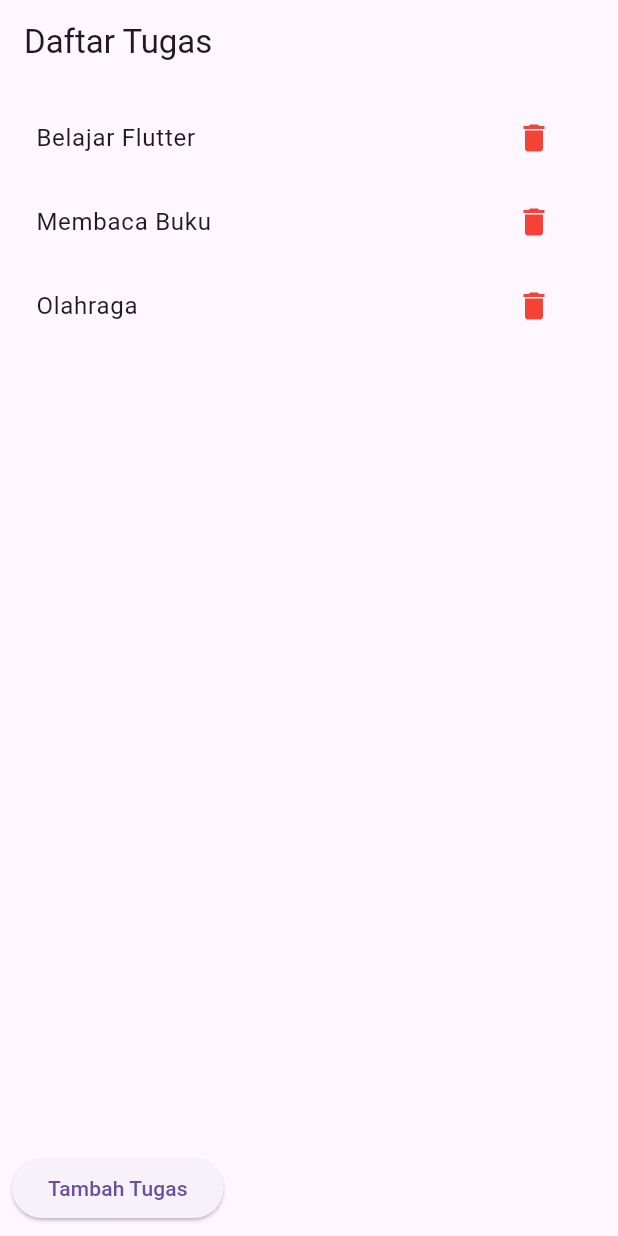
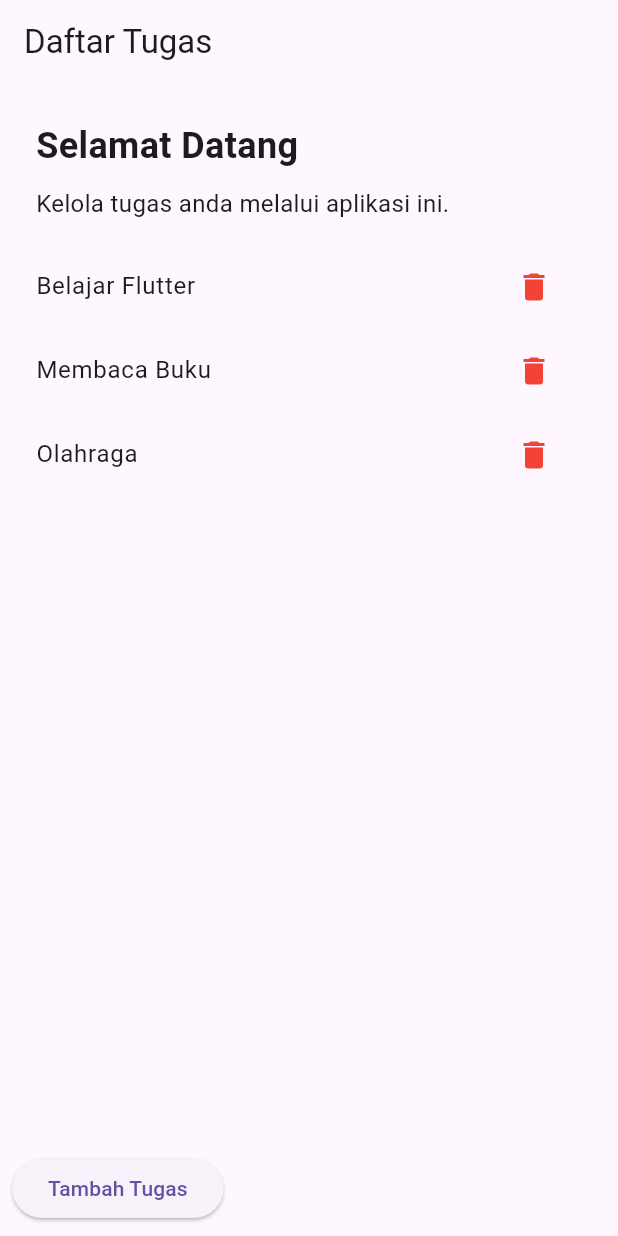
Before and after one commit to darishafizh/Flutter-Widget-App, a Flutter app: the screen it shows after launch, on a phone screen of 412 x 824 dp. Run offline on Flutter 3.47's test engine with Material 3 defaults, Android fonts, the phone set to English and light mode, and no system bars.

```diff
--- a/lib/home_screen.dart
+++ b/lib/home_screen.dart
@@ -1,5 +1,6 @@
 import 'package:flutter/material.dart';
 import 'add_task_screen.dart';
+import 'main.dart';
 
 class HomeScreen extends StatefulWidget {
   @override
@@ -20,6 +21,7 @@ class _HomeScreenState extends State<HomeScreen> {
         child: Column(
           crossAxisAlignment: CrossAxisAlignment.start,
           children: [
+            TaskHeaderWidget(),
             Expanded(
               child: ListView.builder(
                 itemCount: tasks.length,
--- a/lib/main.dart
+++ b/lib/main.dart
@@ -1,5 +1,28 @@
 import 'package:flutter/material.dart';
 import 'home_screen.dart';
+
+class TaskHeaderWidget extends StatelessWidget {
+  @override
+  Widget build(BuildContext context) {
+    return Padding(
+      padding: const EdgeInsets.all(16.0),
+      child: Column(
+        crossAxisAlignment: CrossAxisAlignment.start,
+        children: [
+          Text(
+            'Selamat Datang',
+            style: TextStyle(fontSize: 24, fontWeight: FontWeight.bold),
+          ),
+          SizedBox(height: 10),
+          Text(
+            'Kelola tugas anda melalui aplikasi ini.',
+            style: TextStyle(fontSize: 16),
+          ),
+        ],
+      ),
+    );
+  }
+}
 
 void main() {
   runApp(MyApp());
--- a/pubspec.yaml
+++ b/pubspec.yaml
@@ -19,7 +19,7 @@ publish_to: 'none' # Remove this line if you wish to publish to pub.dev
 version: 1.0.0+1
 
 environment:
-  sdk: ^3.5.3
+  sdk: ^3.6.0
 
 # Dependencies specify other packages that your package needs in order to work.
 # To automatically upgrade your package dependencies to the latest versions
```
Also changed, not shown: pubspec.lock.
